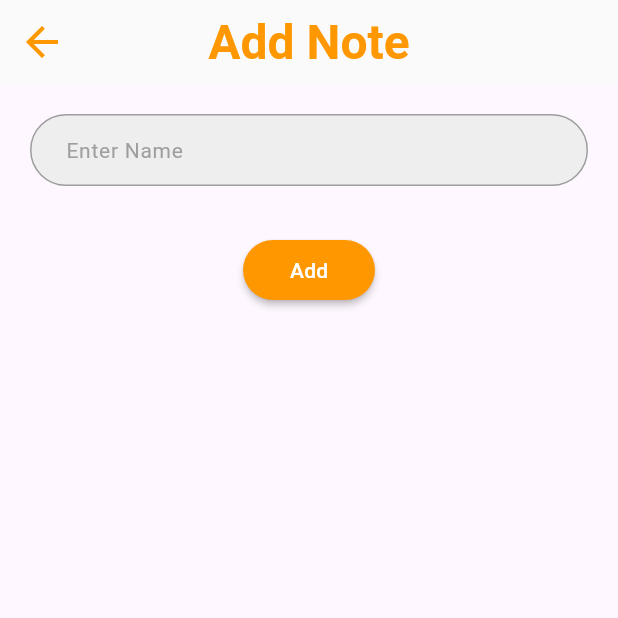
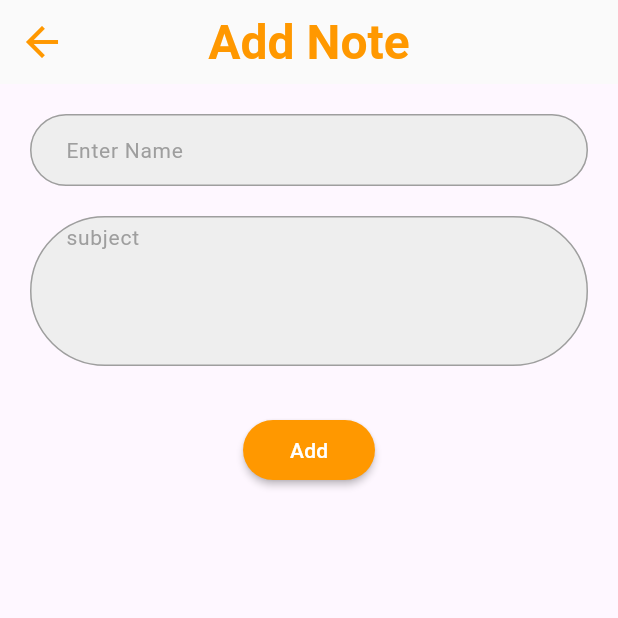
Before and after one commit to ramy23149/reviw_on-firebase, a Flutter app: the AddCategoryPage screen opened by its route, on a phone screen of 412 x 824 dp, the top half of it. Run offline on Flutter 3.47's test engine with Material 3 defaults, Android fonts, the phone set to English and light mode, and no system bars; drawn by our look-alikes of modal_progress_hud_nsn; our stand-ins replace awesome_dialog, cloud_firestore, firebase_auth, firebase_core; accounts and stored records are empty; network calls fail.

Commit message:
add subject feaild to app

```diff
--- a/lib/add_category/add_category.dart
+++ b/lib/add_category/add_category.dart
@@ -14,6 +14,7 @@ class AddCategoryPage extends StatefulWidget {
 class _AddCategoryPageState extends State<AddCategoryPage> {
   GlobalKey<FormState> formKey = GlobalKey<FormState>();
   TextEditingController name = TextEditingController();
+  TextEditingController subject = TextEditingController();
   CollectionReference categoris =
       FirebaseFirestore.instance.collection('categoris');
   bool isLonading = false;
@@ -26,7 +27,7 @@ class _AddCategoryPageState extends State<AddCategoryPage> {
 
        });
         DocumentReference response = await categoris.add(
-            {'name': name.text, 'id': FirebaseAuth.instance.currentUser!.uid});
+            {'name': name.text, 'id': FirebaseAuth.instance.currentUser!.uid,'subject':subject.text});
         Navigator.of(context).pushNamedAndRemoveUntil(
           'HomePage',
           (route) => false,
@@ -41,6 +42,7 @@ class _AddCategoryPageState extends State<AddCategoryPage> {
     // TODO: implement dispose
     super.dispose();
     name.dispose();
+    subject.dispose();
   }
   @override
   Widget build(BuildContext context) {
@@ -59,6 +61,7 @@ class _AddCategoryPageState extends State<AddCategoryPage> {
             child: Column(
               children: [
                 CustomTextForm(
+                  lines: 1,
                   hinttext: 'Enter Name',
                   mycontroller: name,
                   validator: (value) {
@@ -66,6 +69,18 @@ class _AddCategoryPageState extends State<AddCategoryPage> {
                       return 'value is required';
                     }
                   },
+                ),const SizedBox(
+                  height: 20,
+                ),
+                  CustomTextForm(
+                  lines: 4,
+                  hinttext: 'subject',
+                  mycontroller: subject,
+                  // validator: (value) {
+                  //   if (value == '') {
+                  //     return 'value is required';
+                  //   }
+                  // },
                 ),
                 const SizedBox(
                   height: 32,
--- a/lib/auth/login.dart
+++ b/lib/auth/login.dart
@@ -61,6 +61,7 @@ class _LoginState extends State<Login> {
                   ),
                   Container(height: 10),
                   CustomTextForm(
+                    lines: 1,
                       validator: (value) {
                         if (value!.isEmpty) {
                           return 'value is required';
@@ -74,7 +75,7 @@ class _LoginState extends State<Login> {
                     style: TextStyle(fontWeight: FontWeight.bold, fontSize: 18),
                   ),
                   Container(height: 10),
-                  CustomTextForm(
+                  CustomTextForm(  lines: 1,
                       validator: (value) {
                         if (value!.isEmpty) {
                           return 'value is required';
--- a/lib/auth/signup.dart
+++ b/lib/auth/signup.dart
@@ -45,7 +45,7 @@ class _SignUpState extends State<SignUp> {
                   style: TextStyle(fontWeight: FontWeight.bold, fontSize: 18),
                 ),
                 Container(height: 10),
-                CustomTextForm(
+                CustomTextForm(  lines: 1,
                   validator:  (value) {
         if (value!.isEmpty) {
           return 'value is required';
@@ -58,7 +58,7 @@ class _SignUpState extends State<SignUp> {
                   style: TextStyle(fontWeight: FontWeight.bold, fontSize: 18),
                 ),
                 Container(height: 10),
-                CustomTextForm(
+                CustomTextForm(  lines: 1,
                   validator:  (value) {
         if (value!.isEmpty) {
           return 'value is required';
@@ -71,7 +71,7 @@ class _SignUpState extends State<SignUp> {
                   style: TextStyle(fontWeight: FontWeight.bold, fontSize: 18),
                 ),
                 Container(height: 10),
-                CustomTextForm(
+                CustomTextForm(  lines: 1,
                   validator:  (value) {
         if (value!.isEmpty) {
           return 'value is required';
--- a/lib/components/Custom_card.dart
+++ b/lib/components/Custom_card.dart
@@ -5,9 +5,10 @@ import 'package:market_app/update/update_category.dart';
 
 class CustomCard extends StatelessWidget {
   const CustomCard(
-      {super.key, required this.categoryName, required this.docId});
+      {super.key, required this.categoryName, required this.docId,required this.oldSubject});
   final String categoryName;
   final String docId;
+  final dynamic oldSubject;
 
   @override
   Widget build(BuildContext context) {
@@ -15,7 +16,7 @@ class CustomCard extends StatelessWidget {
       onTap: () {
          Navigator.push(
     context,
-    MaterialPageRoute(builder: (context) => UpdateCategoryPage(docId: docId,oldName: categoryName,)),
+    MaterialPageRoute(builder: (context) => UpdateCategoryPage(docId: docId,oldName: categoryName,oldSubject: oldSubject,)),
   );
       },
       onLongPress: () {
--- a/lib/components/custom_form_textField.dart
+++ b/lib/components/custom_form_textField.dart
@@ -1,15 +1,17 @@
 import 'package:flutter/material.dart';
 
 class CustomTextForm extends StatelessWidget {
+  final int lines;
   final String hinttext;
   final TextEditingController mycontroller;
   final String? Function(String?)? validator;
   const CustomTextForm(
-      {super.key, required this.hinttext, required this.mycontroller, this.validator});
+      {super.key, required this.hinttext, required this.mycontroller, this.validator, required this.lines});
 
   @override
   Widget build(BuildContext context) {
     return TextFormField(
+      maxLines: lines,
       validator:validator,
       controller: mycontroller,
       decoration: InputDecoration(
--- a/lib/home_page.dart
+++ b/lib/home_page.dart
@@ -61,6 +61,7 @@ class _HomepageState extends State<Homepage> {
                             mainAxisExtent: 155),
                     itemBuilder: (context, index) {
                       return CustomCard(
+                        oldSubject: data[index]['subject'],
                           docId: data[index].id,
                           categoryName: '${data[index]['name']}');
 
--- a/lib/update/update_category.dart
+++ b/lib/update/update_category.dart
@@ -8,10 +8,12 @@ class UpdateCategoryPage extends StatefulWidget {
     super.key,
     required this.docId,
     required this.oldName,
+    required this.oldSubject,
   });
   final String docId;
   final String oldName;
-  static String id = 'UpdateCategoryPage';
+  final dynamic oldSubject;
+
   @override
   State<UpdateCategoryPage> createState() => _UpdateCategoryPageState();
 }
@@ -19,6 +21,7 @@ class UpdateCategoryPage extends StatefulWidget {
 class _UpdateCategoryPageState extends State<UpdateCategoryPage> {
   GlobalKey<FormState> formKey = GlobalKey<FormState>();
   TextEditingController name = TextEditingController();
+  TextEditingController subject = TextEditingController();
   CollectionReference categoris =
       FirebaseFirestore.instance.collection('categoris');
   bool isLonading = false;
@@ -28,9 +31,9 @@ class _UpdateCategoryPageState extends State<UpdateCategoryPage> {
       try {
         isLonading = true;
         setState(() {});
-        await categoris
-            .doc(widget.docId)
-            .set({'name': name.text}, SetOptions(merge: true));
+        await categoris.doc(widget.docId).set(
+            {'name': name.text, 'subject': subject.text},
+            SetOptions(merge: true));
         Navigator.of(context).pushNamedAndRemoveUntil(
           'HomePage',
           (route) => false,
@@ -46,10 +49,12 @@ class _UpdateCategoryPageState extends State<UpdateCategoryPage> {
     // TODO: implement dispose
     super.dispose();
     name.dispose();
+    subject.dispose();
   }
 
   @override
   void initState() {
+    subject.text = widget.oldSubject;
     name.text = widget.oldName;
     super.initState();
   }
@@ -71,6 +76,7 @@ class _UpdateCategoryPageState extends State<UpdateCategoryPage> {
             child: Column(
               children: [
                 CustomTextForm(
+                  lines: 1,
                   hinttext: 'Enter Name',
                   mycontroller: name,
                   validator: (value) {
@@ -78,6 +84,19 @@ class _UpdateCategoryPageState extends State<UpdateCategoryPage> {
                       return 'value is required';
                     }
                   },
+                ),
+                const SizedBox(
+                  height: 20,
+                ),
+                CustomTextForm(
+                  lines: 4,
+                  hinttext: 'subject',
+                  mycontroller: subject,
+                  // validator: (value) {
+                  //   if (value == '') {
+                  //     return 'value is required';
+                  //   }
+                  // },
                 ),
                 const SizedBox(
                   height: 32,
```
